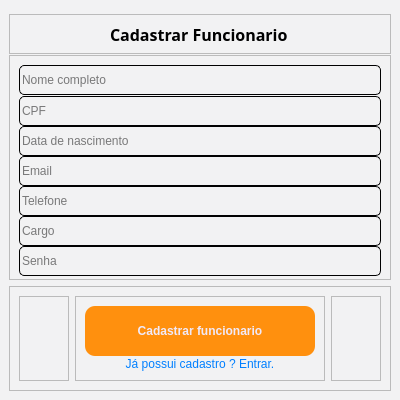
JeandsGomes/SISTEMA-PARA-AQUISICAO-VENDA-E-CONTROLE-DE-ESTOQUE, file Interfaces/Usadas/Cadastro_funcionario.ui: the form before one commit.
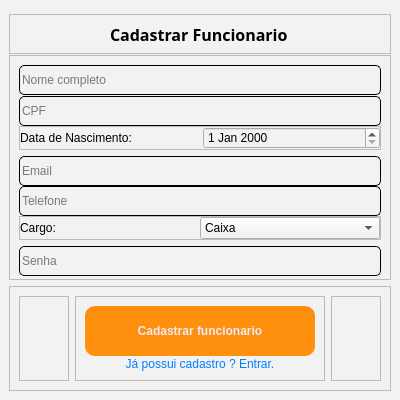
The form after the commit. Icons and pictures are not drawn.

```diff
--- a/Interfaces/Usadas/Cadastro_funcionario.ui
+++ b/Interfaces/Usadas/Cadastro_funcionario.ui
@@ -142,23 +142,37 @@
         </widget>
        </item>
        <item>
-        <widget class="QLineEdit" name="cadastro_lineEdit_data_nascimento">
-         <property name="minimumSize">
-          <size>
-           <width>0</width>
-           <height>30</height>
-          </size>
+        <widget class="QFrame" name="frame_4">
+         <property name="frameShape">
+          <enum>QFrame::StyledPanel</enum>
          </property>
-         <property name="styleSheet">
-          <string notr="true">border-width: 1px;
-border-color: black;
-border-style: solid;
-display: inline-block;
-border-radius: 5px;</string>
+         <property name="frameShadow">
+          <enum>QFrame::Raised</enum>
          </property>
-         <property name="placeholderText">
-          <string>Data de nascimento</string>
-         </property>
+         <layout class="QHBoxLayout" name="horizontalLayout_2">
+          <property name="leftMargin">
+           <number>0</number>
+          </property>
+          <property name="topMargin">
+           <number>0</number>
+          </property>
+          <property name="rightMargin">
+           <number>0</number>
+          </property>
+          <property name="bottomMargin">
+           <number>0</number>
+          </property>
+          <item>
+           <widget class="QLabel" name="label_2">
+            <property name="text">
+             <string>Data de Nascimento:</string>
+            </property>
+           </widget>
+          </item>
+          <item>
+           <widget class="QDateEdit" name="cadastro_lineEdit_data_nascimento"/>
+          </item>
+         </layout>
         </widget>
        </item>
        <item>
@@ -202,23 +216,51 @@
         </widget>
        </item>
        <item>
-        <widget class="QLineEdit" name="cadastro_lineEdit_telefone_2">
-         <property name="minimumSize">
-          <size>
-           <width>0</width>
-           <height>30</height>
-          </size>
+        <widget class="QFrame" name="frame_5">
+         <property name="frameShape">
+          <enum>QFrame::StyledPanel</enum>
          </property>
-         <property name="styleSheet">
-          <string notr="true">border-width: 1px;
-border-color: black;
-border-style: solid;
-display: inline-block;
-border-radius: 5px;</string>
+         <property name="frameShadow">
+          <enum>QFrame::Raised</enum>
          </property>
-         <property name="placeholderText">
-          <string>Cargo</string>
-         </property>
+         <layout class="QHBoxLayout" name="horizontalLayout_4">
+          <property name="spacing">
+           <number>0</number>
+          </property>
+          <property name="leftMargin">
+           <number>0</number>
+          </property>
+          <property name="topMargin">
+           <number>0</number>
+          </property>
+          <property name="rightMargin">
+           <number>0</number>
+          </property>
+          <property name="bottomMargin">
+           <number>0</number>
+          </property>
+          <item>
+           <widget class="QLabel" name="label_3">
+            <property name="text">
+             <string>Cargo:</string>
+            </property>
+           </widget>
+          </item>
+          <item>
+           <widget class="QComboBox" name="cadastro_lineEdit_telefone_2">
+            <item>
+             <property name="text">
+              <string>Caixa</string>
+             </property>
+            </item>
+            <item>
+             <property name="text">
+              <string>Estoque</string>
+             </property>
+            </item>
+           </widget>
+          </item>
+         </layout>
         </widget>
        </item>
        <item>
```
